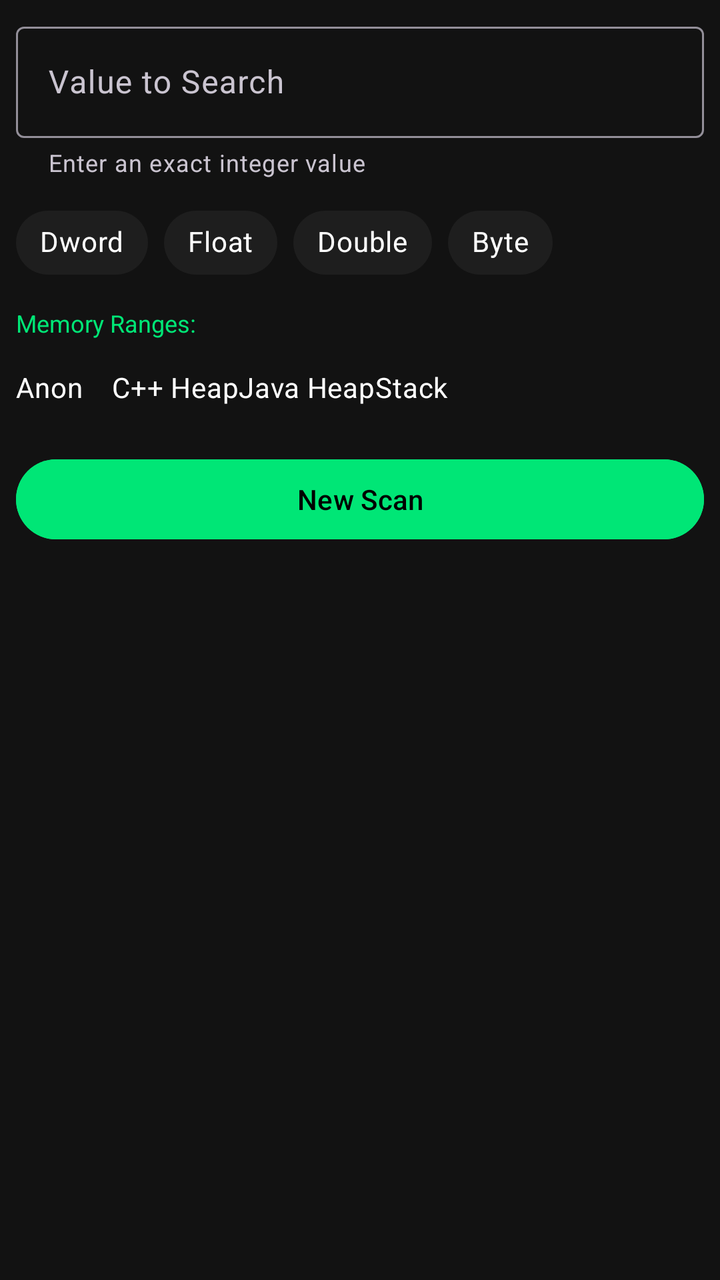
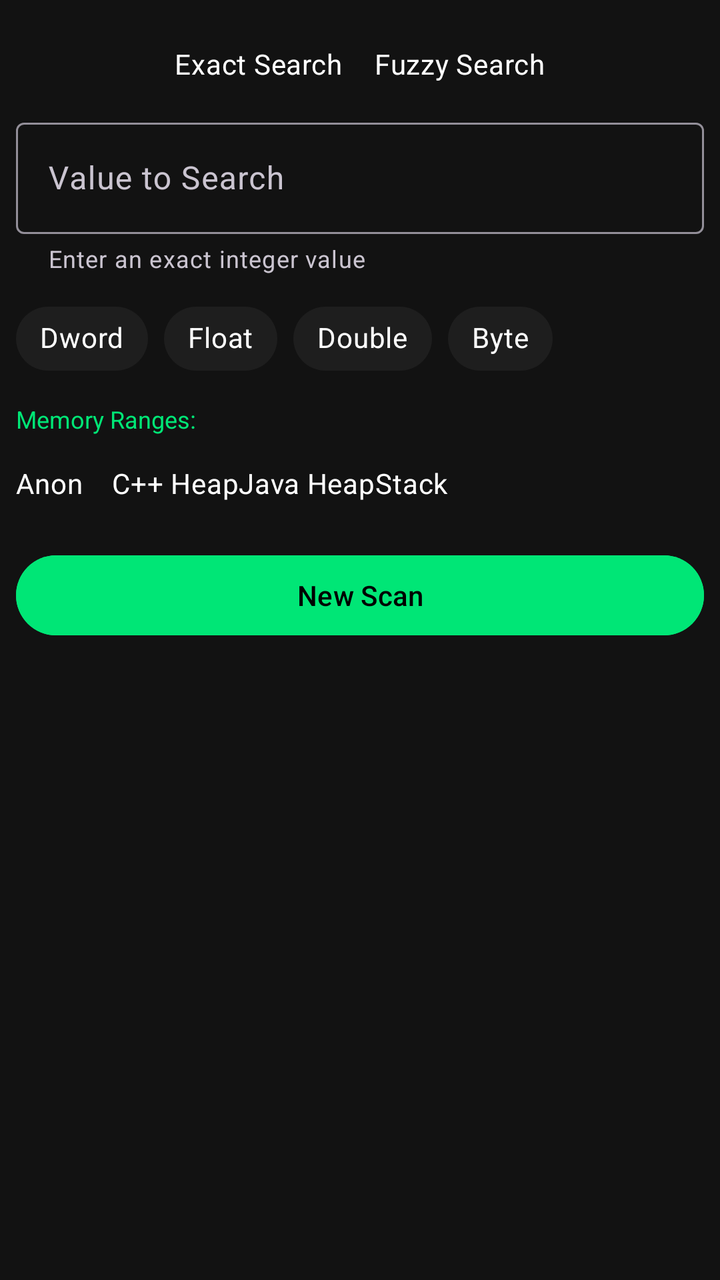

Two renders of the same Android screen: before a commit and after it. Below are the layout's source before the change and the commit's diff.
<!-- AndroidManifest.xml: application theme Theme.GameEx -->
<!-- res/layout/view_scan_mode.xml -->
<?xml version="1.0" encoding="utf-8"?>
<LinearLayout xmlns:android="http://schemas.android.com/apk/res/android"
    xmlns:app="http://schemas.android.com/apk/res-auto"
    android:layout_width="match_parent"
    android:layout_height="wrap_content"
    android:orientation="vertical"
    android:padding="8dp">

    <com.google.android.material.textfield.TextInputLayout
        android:layout_width="match_parent"
        android:layout_height="wrap_content"
        android:hint="@string/hint_search_value"
        app:helperText="@string/helper_search_value"
        app:endIconMode="clear_text">
        <com.google.android.material.textfield.TextInputEditText
            android:id="@+id/et_search_value"
            android:layout_width="match_parent"
            android:layout_height="wrap_content"
            android:inputType="numberSigned"
            android:imeOptions="actionSearch"
            android:textColor="#FFFFFF"/>
    </com.google.android.material.textfield.TextInputLayout>

    <HorizontalScrollView
        android:layout_width="match_parent"
        android:layout_height="wrap_content"
        android:layout_marginTop="8dp"
        android:scrollbars="none">

        <com.google.android.material.chip.ChipGroup
            android:id="@+id/chip_group_type"
            android:layout_width="wrap_content"
            android:layout_height="wrap_content"
            app:singleSelection="true"
            app:selectionRequired="true">

            <com.google.android.material.chip.Chip
                android:id="@+id/chip_type_dword"
                style="@style/Widget.MaterialComponents.Chip.Choice"
                android:layout_width="wrap_content"
                android:layout_height="wrap_content"
                android:text="Dword"
                android:checked="true"
                android:textColor="@color/white"
                app:chipBackgroundColor="@color/surface_card_grey"/>

            <com.google.android.material.chip.Chip
                android:id="@+id/chip_type_float"
                style="@style/Widget.MaterialComponents.Chip.Choice"
                android:layout_width="wrap_content"
                android:layout_height="wrap_content"
                android:text="Float"
                android:textColor="@color/white"
                app:chipBackgroundColor="@color/surface_card_grey"/>

            <com.google.android.material.chip.Chip
                android:id="@+id/chip_type_double"
                style="@style/Widget.MaterialComponents.Chip.Choice"
                android:layout_width="wrap_content"
                android:layout_height="wrap_content"
                android:text="Double"
                android:textColor="@color/white"
                app:chipBackgroundColor="@color/surface_card_grey"/>

            <com.google.android.material.chip.Chip
                android:id="@+id/chip_type_byte"
                style="@style/Widget.MaterialComponents.Chip.Choice"
                android:layout_width="wrap_content"
                android:layout_height="wrap_content"
                android:text="Byte"
                android:textColor="@color/white"
                app:chipBackgroundColor="@color/surface_card_grey"/>

        </com.google.android.material.chip.ChipGroup>
    </HorizontalScrollView>

    <TextView
        android:layout_width="match_parent"
        android:layout_height="wrap_content"
        android:text="Memory Ranges:"
        android:textColor="@color/primary_hacker_green"
        android:textSize="12sp"
        android:layout_marginTop="8dp"/>

    <HorizontalScrollView
        android:layout_width="match_parent"
        android:layout_height="wrap_content"
        android:scrollbars="none">

        <LinearLayout
            android:layout_width="wrap_content"
            android:layout_height="wrap_content"
            android:orientation="horizontal">

            <CheckBox
                android:id="@+id/cb_region_anon"
                android:layout_width="wrap_content"
                android:layout_height="wrap_content"
                android:text="Anon"
                android:textColor="#FFFFFF"
                android:checked="true"
                android:buttonTint="@color/primary_hacker_green"/>

            <CheckBox
                android:id="@+id/cb_region_c_heap"
                android:layout_width="wrap_content"
                android:layout_height="wrap_content"
                android:text="C++ Heap"
                android:textColor="#FFFFFF"
                android:checked="true"
                android:buttonTint="@color/primary_hacker_green"/>

            <CheckBox
                android:id="@+id/cb_region_java_heap"
                android:layout_width="wrap_content"
                android:layout_height="wrap_content"
                android:text="Java Heap"
                android:textColor="#FFFFFF"
                android:buttonTint="@color/primary_hacker_green"/>

            <CheckBox
                android:id="@+id/cb_region_stack"
                android:layout_width="wrap_content"
                android:layout_height="wrap_content"
                android:text="Stack"
                android:textColor="#FFFFFF"
                android:buttonTint="@color/primary_hacker_green"/>
        </LinearLayout>
    </HorizontalScrollView>

    <Button
        android:id="@+id/btn_scan"
        android:layout_width="match_parent"
        android:layout_height="wrap_content"
        android:text="New Scan"
        android:backgroundTint="@color/primary_hacker_green"
        android:textColor="#000000"
        android:layout_marginTop="8dp"/>

    <Button
        android:id="@+id/btn_next_scan"
        android:layout_width="match_parent"
        android:layout_height="wrap_content"
        android:text="Next Scan"
        android:backgroundTint="#FFFFFF"
        android:textColor="#000000"
        android:layout_marginTop="8dp"
        android:visibility="gone"/>

    <ProgressBar
        android:id="@+id/progress_scan"
        android:layout_width="wrap_content"
        android:layout_height="wrap_content"
        android:layout_gravity="center"
        android:visibility="gone"
        android:layout_marginTop="16dp"/>

</LinearLayout>
<!-- resources referenced by this layout -->
<resources>
  <color name="primary_hacker_green">#00E676</color>
  <color name="surface_card_grey">#1E1E1E</color>
  <color name="white">#FFFFFFFF</color>
  <string name="helper_search_value">Enter an exact integer value</string>
  <string name="hint_search_value">Value to Search</string>
  <style name="Theme.GameEx" parent="Theme.Material3.Dark.NoActionBar">
          
          <item name="colorPrimary">@color/primary_hacker_green</item>
          <item name="android:background">@color/background_oled_black</item>
          <item name="colorSurface">@color/surface_card_grey</item>
      </style>
  <color name="background_oled_black">#121212</color>
</resources>

<!-- the commit's change to res/layout/view_scan_mode.xml (unified diff, before → after) -->
@@ -6,146 +6,248 @@
     android:orientation="vertical"
     android:padding="8dp">
 
-    <com.google.android.material.textfield.TextInputLayout
+    <RadioGroup
+        android:id="@+id/rg_scan_mode"
         android:layout_width="match_parent"
         android:layout_height="wrap_content"
-        android:hint="@string/hint_search_value"
-        app:helperText="@string/helper_search_value"
-        app:endIconMode="clear_text">
-        <com.google.android.material.textfield.TextInputEditText
-            android:id="@+id/et_search_value"
-            android:layout_width="match_parent"
-            android:layout_height="wrap_content"
-            android:inputType="numberSigned"
-            android:imeOptions="actionSearch"
-            android:textColor="#FFFFFF"/>
-    </com.google.android.material.textfield.TextInputLayout>
-
-    <HorizontalScrollView
+        android:orientation="horizontal"
+        android:gravity="center">
+
+        <RadioButton
+            android:id="@+id/rb_scan_exact"
+            android:layout_width="wrap_content"
+            android:layout_height="wrap_content"
+            android:text="Exact Search"
+            android:textColor="#FFFFFF"
+            android:checked="true"
+            android:buttonTint="@color/primary_hacker_green"/>
+
+        <RadioButton
+            android:id="@+id/rb_scan_fuzzy"
+            android:layout_width="wrap_content"
+            android:layout_height="wrap_content"
+            android:text="Fuzzy Search"
+            android:textColor="#FFFFFF"
+            android:buttonTint="@color/primary_hacker_green"
+            android:layout_marginStart="16dp"/>
+    </RadioGroup>
+
+    <LinearLayout
+        android:id="@+id/layout_exact_options"
         android:layout_width="match_parent"
         android:layout_height="wrap_content"
-        android:layout_marginTop="8dp"
-        android:scrollbars="none">
-
-        <com.google.android.material.chip.ChipGroup
-            android:id="@+id/chip_group_type"
-            android:layout_width="wrap_content"
-            android:layout_height="wrap_content"
-            app:singleSelection="true"
-            app:selectionRequired="true">
-
-            <com.google.android.material.chip.Chip
-                android:id="@+id/chip_type_dword"
-                style="@style/Widget.MaterialComponents.Chip.Choice"
+        android:orientation="vertical">
+
+        <com.google.android.material.textfield.TextInputLayout
+            android:layout_width="match_parent"
+            android:layout_height="wrap_content"
+            android:hint="@string/hint_search_value"
+            app:helperText="@string/helper_search_value"
+            app:endIconMode="clear_text">
+            <com.google.android.material.textfield.TextInputEditText
+                android:id="@+id/et_search_value"
+                android:layout_width="match_parent"
+                android:layout_height="wrap_content"
+                android:inputType="numberSigned"
+                android:imeOptions="actionSearch"
+                android:textColor="#FFFFFF"/>
+        </com.google.android.material.textfield.TextInputLayout>
+
+        <HorizontalScrollView
+            android:layout_width="match_parent"
+            android:layout_height="wrap_content"
+            android:layout_marginTop="8dp"
+            android:scrollbars="none">
+
+            <com.google.android.material.chip.ChipGroup
+                android:id="@+id/chip_group_type"
                 android:layout_width="wrap_content"
                 android:layout_height="wrap_content"
-                android:text="Dword"
-                android:checked="true"
-                android:textColor="@color/white"
-                app:chipBackgroundColor="@color/surface_card_grey"/>
-
-            <com.google.android.material.chip.Chip
-                android:id="@+id/chip_type_float"
-                style="@style/Widget.MaterialComponents.Chip.Choice"
+                app:singleSelection="true"
+                app:selectionRequired="true">
+
+                <com.google.android.material.chip.Chip
+                    android:id="@+id/chip_type_dword"
+                    style="@style/Widget.MaterialComponents.Chip.Choice"
+                    android:layout_width="wrap_content"
+                    android:layout_height="wrap_content"
+                    android:text="Dword"
+                    android:checked="true"
+                    android:textColor="@color/white"
+                    app:chipBackgroundColor="@color/surface_card_grey"/>
+
+                <com.google.android.material.chip.Chip
+                    android:id="@+id/chip_type_float"
+                    style="@style/Widget.MaterialComponents.Chip.Choice"
+                    android:layout_width="wrap_content"
+                    android:layout_height="wrap_content"
+                    android:text="Float"
+                    android:textColor="@color/white"
+                    app:chipBackgroundColor="@color/surface_card_grey"/>
+
+                <com.google.android.material.chip.Chip
+                    android:id="@+id/chip_type_double"
+                    style="@style/Widget.MaterialComponents.Chip.Choice"
+                    android:layout_width="wrap_content"
+                    android:layout_height="wrap_content"
+                    android:text="Double"
+                    android:textColor="@color/white"
+                    app:chipBackgroundColor="@color/surface_card_grey"/>
+
+                <com.google.android.material.chip.Chip
+                    android:id="@+id/chip_type_byte"
+                    style="@style/Widget.MaterialComponents.Chip.Choice"
+                    android:layout_width="wrap_content"
+                    android:layout_height="wrap_content"
+                    android:text="Byte"
+                    android:textColor="@color/white"
+                    app:chipBackgroundColor="@color/surface_card_grey"/>
+
+            </com.google.android.material.chip.ChipGroup>
+        </HorizontalScrollView>
+
+        <TextView
+            android:layout_width="match_parent"
+            android:layout_height="wrap_content"
+            android:text="Memory Ranges:"
+            android:textColor="@color/primary_hacker_green"
+            android:textSize="12sp"
+            android:layout_marginTop="8dp"/>
+
+        <HorizontalScrollView
+            android:layout_width="match_parent"
+            android:layout_height="wrap_content"
+            android:scrollbars="none">
+
+            <LinearLayout
                 android:layout_width="wrap_content"
                 android:layout_height="wrap_content"
-                android:text="Float"
-                android:textColor="@color/white"
-                app:chipBackgroundColor="@color/surface_card_grey"/>
-
-            <com.google.android.material.chip.Chip
-                android:id="@+id/chip_type_double"
-                style="@style/Widget.MaterialComponents.Chip.Choice"
-                android:layout_width="wrap_content"
-                android:layout_height="wrap_content"
-                android:text="Double"
-                android:textColor="@color/white"
-                app:chipBackgroundColor="@color/surface_card_grey"/>
-
-            <com.google.android.material.chip.Chip
-                android:id="@+id/chip_type_byte"
-                style="@style/Widget.MaterialComponents.Chip.Choice"
-                android:layout_width="wrap_content"
-                android:layout_height="wrap_content"
-                android:text="Byte"
-                android:textColor="@color/white"
-                app:chipBackgroundColor="@color/surface_card_grey"/>
-
-        </com.google.android.material.chip.ChipGroup>
-    </HorizontalScrollView>
-
-    <TextView
+                android:orientation="horizontal">
+
+                <CheckBox
+                    android:id="@+id/cb_region_anon"
+                    android:layout_width="wrap_content"
+                    android:layout_height="wrap_content"
+                    android:text="Anon"
+                    android:textColor="#FFFFFF"
+                    android:checked="true"
+                    android:buttonTint="@color/primary_hacker_green"/>
+
+                <CheckBox
+                    android:id="@+id/cb_region_c_heap"
+                    android:layout_width="wrap_content"
+                    android:layout_height="wrap_content"
+                    android:text="C++ Heap"
+                    android:textColor="#FFFFFF"
+                    android:checked="true"
+                    android:buttonTint="@color/primary_hacker_green"/>
+
+                <CheckBox
+                    android:id="@+id/cb_region_java_heap"
+                    android:layout_width="wrap_content"
+                    android:layout_height="wrap_content"
+                    android:text="Java Heap"
+                    android:textColor="#FFFFFF"
+                    android:buttonTint="@color/primary_hacker_green"/>
+
+                <CheckBox
+                    android:id="@+id/cb_region_stack"
+                    android:layout_width="wrap_content"
+                    android:layout_height="wrap_content"
+                    android:text="Stack"
+                    android:textColor="#FFFFFF"
+                    android:buttonTint="@color/primary_hacker_green"/>
+            </LinearLayout>
+        </HorizontalScrollView>
+
+        <Button
+            android:id="@+id/btn_scan"
+            android:layout_width="match_parent"
+            android:layout_height="wrap_content"
+            android:text="New Scan"
+            android:backgroundTint="@color/primary_hacker_green"
+            android:textColor="#000000"
+            android:layout_marginTop="8dp"/>
+
+        <Button
+            android:id="@+id/btn_next_scan"
+            android:layout_width="match_parent"
+            android:layout_height="wrap_content"
+            android:text="Next Scan"
+            android:backgroundTint="#FFFFFF"
+            android:textColor="#000000"
+            android:layout_marginTop="8dp"
+            android:visibility="gone"/>
+    </LinearLayout>
+
+    <LinearLayout
+        android:id="@+id/layout_fuzzy_options"
         android:layout_width="match_parent"
         android:layout_height="wrap_content"
-        android:text="Memory Ranges:"
-        android:textColor="@color/primary_hacker_green"
-        android:textSize="12sp"
-        android:layout_marginTop="8dp"/>
-
-    <HorizontalScrollView
-        android:layout_width="match_parent"
-        android:layout_height="wrap_content"
-        android:scrollbars="none">
+        android:orientation="vertical"
+        android:visibility="gone">
+
+        <Button
+            android:id="@+id/btn_fuzzy_start"
+            android:layout_width="match_parent"
+            android:layout_height="wrap_content"
+            android:text="Start Fuzzy Scan"
+            android:backgroundTint="@color/primary_hacker_green"
+            android:textColor="#000000"
+            android:layout_marginTop="8dp"/>
 
         <LinearLayout
-            android:layout_width="wrap_content"
-            android:layout_height="wrap_content"
-            android:orientation="horizontal">
-
-            <CheckBox
-                android:id="@+id/cb_region_anon"
-                android:layout_width="wrap_content"
-                android:layout_height="wrap_content"
-                android:text="Anon"
-                android:textColor="#FFFFFF"
-                android:checked="true"
-                android:buttonTint="@color/primary_hacker_green"/>
-
-            <CheckBox
-                android:id="@+id/cb_region_c_heap"
-                android:layout_width="wrap_content"
-                android:layout_height="wrap_content"
-                android:text="C++ Heap"
-                android:textColor="#FFFFFF"
-                android:checked="true"
-                android:buttonTint="@color/primary_hacker_green"/>
-
-            <CheckBox
-                android:id="@+id/cb_region_java_heap"
-                android:layout_width="wrap_content"
-                android:layout_height="wrap_content"
-                android:text="Java Heap"
-                android:textColor="#FFFFFF"
-                android:buttonTint="@color/primary_hacker_green"/>
-
-            <CheckBox
-                android:id="@+id/cb_region_stack"
-                android:layout_width="wrap_content"
-                android:layout_height="wrap_content"
-                android:text="Stack"
-                android:textColor="#FFFFFF"
-                android:buttonTint="@color/primary_hacker_green"/>
+            android:layout_width="match_parent"
+            android:layout_height="wrap_content"
+            android:orientation="horizontal"
+            android:weightSum="2"
+            android:layout_marginTop="8dp">
+
+            <Button
+                android:id="@+id/btn_fuzzy_changed"
+                android:layout_width="0dp"
+                android:layout_height="wrap_content"
+                android:layout_weight="1"
+                android:text="Changed"
+                android:textSize="12sp"
+                android:layout_marginEnd="4dp"/>
+
+            <Button
+                android:id="@+id/btn_fuzzy_unchanged"
+                android:layout_width="0dp"
+                android:layout_height="wrap_content"
+                android:layout_weight="1"
+                android:text="Unchanged"
+                android:textSize="12sp"
+                android:layout_marginStart="4dp"/>
         </LinearLayout>
-    </HorizontalScrollView>
-
-    <Button
-        android:id="@+id/btn_scan"
-        android:layout_width="match_parent"
-        android:layout_height="wrap_content"
-        android:text="New Scan"
-        android:backgroundTint="@color/primary_hacker_green"
-        android:textColor="#000000"
-        android:layout_marginTop="8dp"/>
-
-    <Button
-        android:id="@+id/btn_next_scan"
-        android:layout_width="match_parent"
-        android:layout_height="wrap_content"
-        android:text="Next Scan"
-        android:backgroundTint="#FFFFFF"
-        android:textColor="#000000"
-        android:layout_marginTop="8dp"
-        android:visibility="gone"/>
+
+        <LinearLayout
+            android:layout_width="match_parent"
+            android:layout_height="wrap_content"
+            android:orientation="horizontal"
+            android:weightSum="2"
+            android:layout_marginTop="8dp">
+
+            <Button
+                android:id="@+id/btn_fuzzy_increased"
+                android:layout_width="0dp"
+                android:layout_height="wrap_content"
+                android:layout_weight="1"
+                android:text="Increased"
+                android:textSize="12sp"
+                android:layout_marginEnd="4dp"/>
+
+            <Button
+                android:id="@+id/btn_fuzzy_decreased"
+                android:layout_width="0dp"
+                android:layout_height="wrap_content"
+                android:layout_weight="1"
+                android:text="Decreased"
+                android:textSize="12sp"
+                android:layout_marginStart="4dp"/>
+        </LinearLayout>
+    </LinearLayout>
 
     <ProgressBar
         android:id="@+id/progress_scan"
